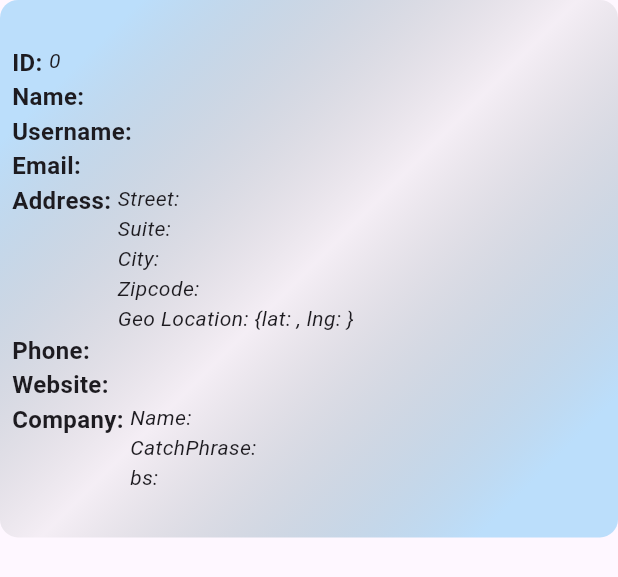
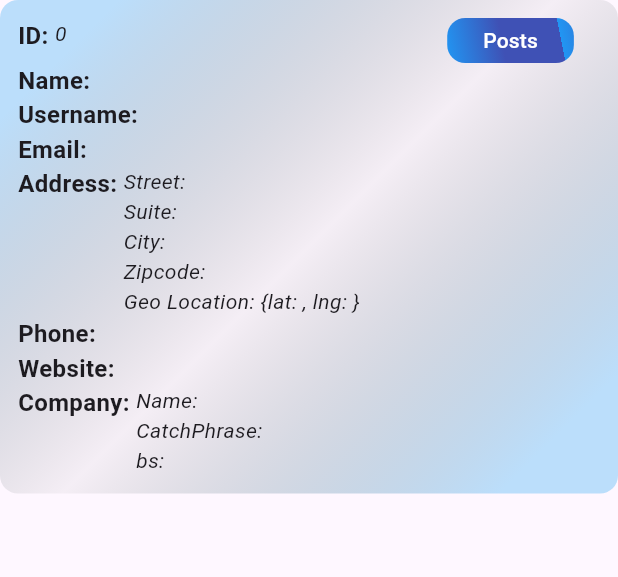
Before and after one commit to Flutter-gg-1/API-assignment, a Flutter app: the DisplayUser widget shown alone on an empty page, opened directly with empty values, on a phone screen of 412 x 824 dp. Shown: the top 577 px of the screen. Run offline on Flutter 3.47's test engine with Material 3 defaults, Android fonts, the phone set to English and light mode, and no system bars; our stand-ins replace get_it; missing offline and left inert: stacked_list_carousel; network calls fail.

Commit message:
completed PostScreen

```diff
--- a/lib/widgets/display_user.dart
+++ b/lib/widgets/display_user.dart
@@ -1,8 +1,6 @@
 import 'dart:math';
-
 import 'package:api_assignment/widgets/display_user_details.dart';
 import 'package:api_assignment/models/user%20model/user.dart';
-import 'package:api_assignment/services/screen.dart';
 import 'package:flutter/material.dart';
 
 class DisplayUser extends StatelessWidget {
@@ -14,9 +12,7 @@ class DisplayUser extends StatelessWidget {
     return Padding(
       padding: const EdgeInsets.only(bottom: 8),
       child: Container(
-        padding: const EdgeInsets.symmetric(horizontal: 8),
-        height: context.getHeight() / 2.3,
-        width: context.getWidth(),
+        padding: const EdgeInsets.symmetric(horizontal: 12, vertical: 12),
         decoration: BoxDecoration(
             borderRadius: BorderRadius.circular(12),
             gradient: LinearGradient(
@@ -29,10 +25,12 @@ class DisplayUser extends StatelessWidget {
         child: Column(
             mainAxisAlignment: MainAxisAlignment.center,
             crossAxisAlignment: CrossAxisAlignment.start,
+            mainAxisSize: MainAxisSize.min,
             children: [
               DisplayUserDetails(
                 label: 'ID',
                 details: '${user.id}',
+                isId: true,
               ),
               DisplayUserDetails(
                 label: 'Name',
--- a/lib/widgets/display_user_details.dart
+++ b/lib/widgets/display_user_details.dart
@@ -1,10 +1,15 @@
+import 'package:api_assignment/screens/posts_screen.dart';
 import 'package:flutter/material.dart';
 
 class DisplayUserDetails extends StatelessWidget {
   final String label;
   final String details;
+  final bool isId;
   const DisplayUserDetails(
-      {super.key, required this.label, required this.details});
+      {super.key,
+      required this.label,
+      required this.details,
+      this.isId = false});
 
   @override
   Widget build(BuildContext context) {
@@ -20,6 +25,39 @@ class DisplayUserDetails extends StatelessWidget {
           details,
           style: const TextStyle(fontStyle: FontStyle.italic),
         )),
+        if (isId)
+          const Spacer(
+            flex: 10,
+          ),
+        if (isId)
+          Container(
+            height: 30,
+            decoration: BoxDecoration(
+                borderRadius: BorderRadius.circular(12),
+                gradient: const LinearGradient(
+                  begin: Alignment.bottomLeft,
+                  end: Alignment(0.8, 0.0),
+                  colors: [Colors.blue, Colors.indigo, Colors.indigo],
+                  tileMode: TileMode.repeated,
+                )),
+            child: ElevatedButton(
+                style: ElevatedButton.styleFrom(
+                  backgroundColor: Colors.transparent,
+                  shadowColor: Colors.transparent,
+                ),
+                onPressed: () {
+                  Navigator.push(
+                      context,
+                      MaterialPageRoute(
+                          builder: (context) => PostsScreen(
+                                userId: int.parse(details),
+                              )));
+                },
+                child: const Text(
+                  'Posts',
+                  style: TextStyle(color: Colors.white),
+                )),
+          )
       ],
     );
   }
```
Also changed, not shown: lib/screens/posts_screen.dart (+39 -3 lines), lib/widgets/display_posts.dart (added, +50 -0 lines).
